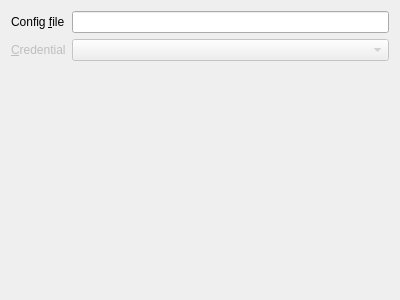
Before: the Qt Designer form lierre/builtins/senders/msmtp.ui in hydrargyrum/lierre, drawn with Qt 5.
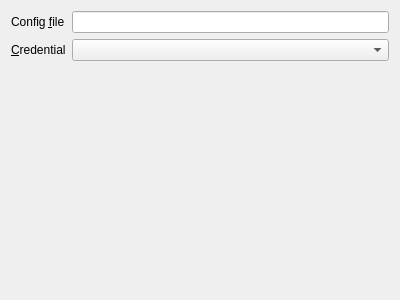
After: the same form once the commit is applied.

Commit message: builtins.senders.msmtp: configuration UI allows selecting credential

The edit to the form file:
```diff
--- a/lierre/builtins/senders/msmtp.ui
+++ b/lierre/builtins/senders/msmtp.ui
@@ -27,26 +27,19 @@
    <item row="0" column="1">
     <widget class="QLineEdit" name="cfgEdit"/>
    </item>
-   <item row="1" column="1">
-    <widget class="QComboBox" name="comboBox">
-     <property name="enabled">
-      <bool>false</bool>
-     </property>
-    </widget>
-   </item>
-   <item row="1" column="0">
+   <item row="2" column="0">
     <widget class="QLabel" name="label_2">
-     <property name="enabled">
-      <bool>false</bool>
-     </property>
      <property name="text">
       <string>&amp;Credential</string>
      </property>
      <property name="buddy">
-      <cstring>comboBox</cstring>
+      <cstring>credentialBox</cstring>
      </property>
     </widget>
    </item>
+   <item row="2" column="1">
+    <widget class="QComboBox" name="credentialBox"/>
+   </item>
   </layout>
  </widget>
  <resources/>
```
The commit also changes 1 other file.
